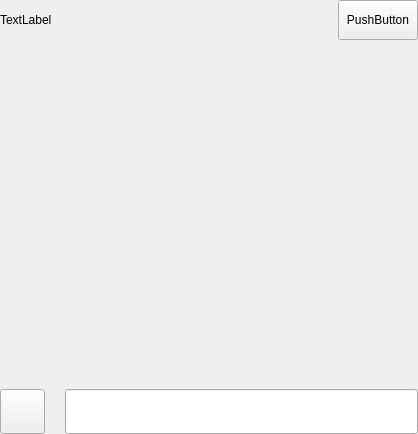
Before: the Qt Designer form src/qt/vitae/settings/forms/settingsconsolewidget.ui in VitaeTeam/Vitae, drawn with Qt 5.
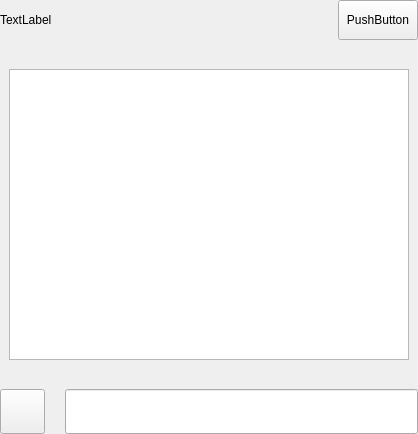
After: the same form once the commit is applied.

The edit to the form file:
```diff
--- a/src/qt/vitae/settings/forms/settingsconsolewidget.ui
+++ b/src/qt/vitae/settings/forms/settingsconsolewidget.ui
@@ -119,7 +119,11 @@
             <height>300</height>
            </size>
           </property>
-          <layout class="QVBoxLayout" name="verticalLayout_4"/>
+          <layout class="QVBoxLayout" name="verticalLayout_4">
+           <item>
+            <widget class="QTextEdit" name="messagesWidget"/>
+           </item>
+          </layout>
          </widget>
         </item>
         <item>
```
